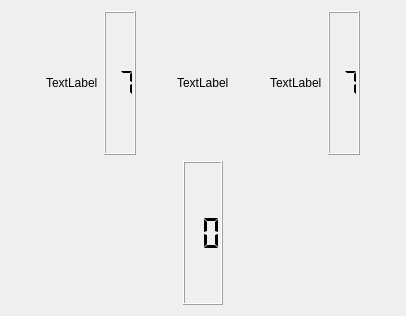
Old version of the form client/src/view/BattleWidget.ui in the repository ZiminGrigory/SeaBattle.
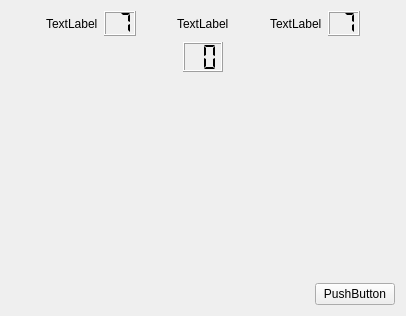
New version of the form.

Diff of the .ui file:
```diff
--- a/client/src/view/BattleWidget.ui
+++ b/client/src/view/BattleWidget.ui
@@ -195,6 +195,43 @@
      <item>
       <layout class="QHBoxLayout" name="layoutForChat"/>
      </item>
+     <item>
+      <spacer name="verticalSpacer">
+       <property name="orientation">
+        <enum>Qt::Vertical</enum>
+       </property>
+       <property name="sizeHint" stdset="0">
+        <size>
+         <width>20</width>
+         <height>40</height>
+        </size>
+       </property>
+      </spacer>
+     </item>
+     <item>
+      <layout class="QHBoxLayout" name="horizontalLayout_5">
+       <item>
+        <spacer name="horizontalSpacer_7">
+         <property name="orientation">
+          <enum>Qt::Horizontal</enum>
+         </property>
+         <property name="sizeHint" stdset="0">
+          <size>
+           <width>40</width>
+           <height>20</height>
+          </size>
+         </property>
+        </spacer>
+       </item>
+       <item>
+        <widget class="QPushButton" name="buttonBack">
+         <property name="text">
+          <string>PushButton</string>
+         </property>
+        </widget>
+       </item>
+      </layout>
+     </item>
     </layout>
    </item>
   </layout>
```
